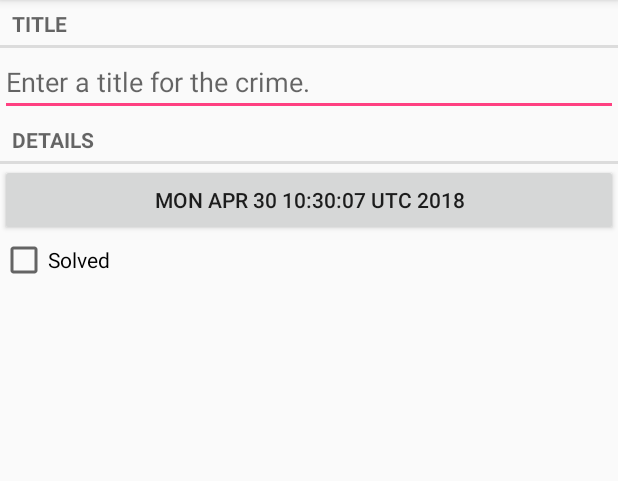
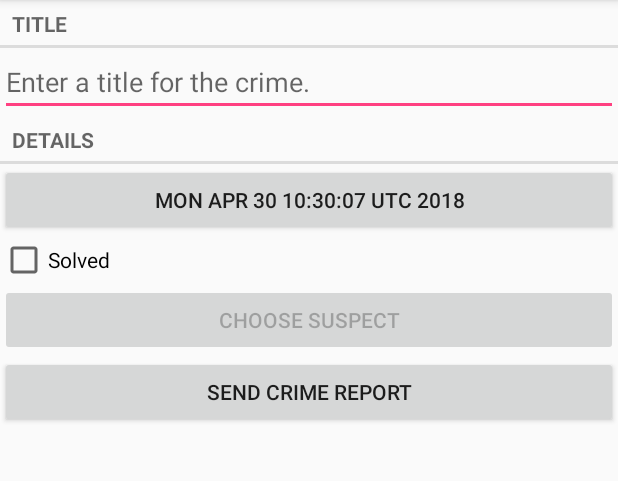
Before and after one commit to nuuwa/CriminalIntent, an Android app: the screen it shows after launch (CrimePagerActivity), after a tap on "New Crime", on a phone screen of 412 x 824 dp, the part 84-565 px from its top. Run offline under Robolectric (Android 15) with nearby library versions, the phone set to English and light mode, and no system bars.

Commit message:
Add features: 1. Choose Suspect 2. Send Crime Report

```diff
--- a/app/src/main/java/com/nuuwa/android/criminalintent/Crime.java
+++ b/app/src/main/java/com/nuuwa/android/criminalintent/Crime.java
@@ -9,6 +9,7 @@ public class Crime {
     private String mTitle;
     private Date mDate;
     private boolean mSolved;
+    private String mSuspect;
 
     public Crime() {
         this(UUID.randomUUID());
@@ -47,4 +48,12 @@ public class Crime {
         mSolved = solved;
     }
 
+    public String getSuspect() {
+        return mSuspect;
+    }
+
+    public void setSuspect(String suspect) {
+        mSuspect = suspect;
+    }
+
 }
--- a/app/src/main/java/com/nuuwa/android/criminalintent/CrimeBaseHelper.java
+++ b/app/src/main/java/com/nuuwa/android/criminalintent/CrimeBaseHelper.java
@@ -20,7 +20,8 @@ public class CrimeBaseHelper extends SQLiteOpenHelper {
                 " _id integer primary key autoincrement, " +
                 CrimeTable.Cols.UUID + "," + CrimeTable.Cols.TITLE + ", " +
                 CrimeTable.Cols.DATE + ", " +
-                CrimeTable.Cols.SOLVED +
+                CrimeTable.Cols.SOLVED + ", " +
+                CrimeTable.Cols.SUSPECT +
                 ")"
         );
     }
--- a/app/src/main/java/com/nuuwa/android/criminalintent/CrimeFragment.java
+++ b/app/src/main/java/com/nuuwa/android/criminalintent/CrimeFragment.java
@@ -2,11 +2,16 @@ package com.nuuwa.android.criminalintent;
 
 import android.app.Activity;
 import android.content.Intent;
+import android.content.pm.PackageManager;
+import android.database.Cursor;
+import android.net.Uri;
 import android.os.Bundle;
+import android.provider.ContactsContract;
 import android.support.v4.app.Fragment;
 import android.support.v4.app.FragmentManager;
 import android.text.Editable;
 import android.text.TextWatcher;
+import android.text.format.DateFormat;
 import android.view.LayoutInflater;
 import android.view.View;
 import android.view.ViewGroup;
@@ -24,11 +29,14 @@ public class CrimeFragment extends Fragment {
     private static final String DIALOG_DATE = "DialogDate";
 
     private static final int REQUEST_DATE = 0;
+    private static final int REQUEST_CONTACT = 1;
 
     private Crime mCrime;
     private EditText mTitleField;
     private Button mDateButton;
     private CheckBox mSolvedCheckBox;
+    private Button mSuspectButton;
+    private Button mReportButton;
 
     public static CrimeFragment newInstance(UUID crimeId) {
         Bundle args = new Bundle();
@@ -101,6 +109,37 @@ public class CrimeFragment extends Fragment {
             }
         });
 
+        mReportButton = (Button) v.findViewById(R.id.crime_report);
+        mReportButton.setOnClickListener(new View.OnClickListener() {
+            public void onClick(View v) {
+                Intent i = new Intent(Intent.ACTION_SEND);
+                i.setType("text/plain");
+                i.putExtra(Intent.EXTRA_TEXT, getCrimeReport());
+                i.putExtra(Intent.EXTRA_SUBJECT,
+                        getString(R.string.crime_report_subject));
+                i = Intent.createChooser(i, getString(R.string.send_report));
+                startActivity(i);
+            }
+        });
+
+        final Intent pickContact = new Intent(Intent.ACTION_PICK,
+                ContactsContract.Contacts.CONTENT_URI);
+        mSuspectButton = (Button) v.findViewById(R.id.crime_suspect);
+        mSuspectButton.setOnClickListener(new View.OnClickListener() {
+            public void onClick(View v) {
+                startActivityForResult(pickContact, REQUEST_CONTACT);
+            }
+        });
+        if (mCrime.getSuspect() != null) {
+            mSuspectButton.setText(mCrime.getSuspect());
+        }
+
+        PackageManager packageManager = getActivity().getPackageManager();
+        if (packageManager.resolveActivity(pickContact,
+                PackageManager.MATCH_DEFAULT_ONLY) == null) {
+            mSuspectButton.setEnabled(false);
+        }
+
         return v;
     }
 
@@ -114,10 +153,55 @@ public class CrimeFragment extends Fragment {
                     .getSerializableExtra(DatePickerFragment.EXTRA_DATE);
             mCrime.setDate(date);
             updateDate();
+        } else if (requestCode == REQUEST_CONTACT && data != null) {
+            Uri contactUri = data.getData();
+            // Specify which fields you want your query to return
+            // values for.
+            String[] queryFields = new String[]{
+                    ContactsContract.Contacts.DISPLAY_NAME
+            };
+            // Perform your query - the contactUri is like a "where"
+            // clause here
+            Cursor c = getActivity().getContentResolver()
+                    .query(contactUri, queryFields, null, null, null);
+            try {
+                // Double-check that you actually got results
+                if (c.getCount() == 0) {
+                    return;
+                }
+                // Pull out the first column of the first row of data -
+                // that is your suspect's name
+                c.moveToFirst();
+                String suspect = c.getString(0);
+                mCrime.setSuspect(suspect);
+                mSuspectButton.setText(suspect);
+            } finally {
+                c.close();
+            }
         }
     }
 
     private void updateDate() {
         mDateButton.setText(mCrime.getDate().toString());
     }
+
+    private String getCrimeReport() {
+        String solvedString = null;
+        if (mCrime.isSolved()) {
+            solvedString = getString(R.string.crime_report_solved);
+        } else {
+            solvedString = getString(R.string.crime_report_unsolved);
+        }
+        String dateFormat = "EEE, MMM dd";
+        String dateString = DateFormat.format(dateFormat, mCrime.getDate()).toString();
+        String suspect = mCrime.getSuspect();
+        if (suspect == null) {
+            suspect = getString(R.string.crime_report_no_suspect);
+        } else {
+            suspect = getString(R.string.crime_report_suspect, suspect);
+        }
+        String report = getString(R.string.crime_report,
+                mCrime.getTitle(), dateString, solvedString, suspect);
+        return report;
+    }
 }
--- a/app/src/main/java/com/nuuwa/android/criminalintent/CrimeLab.java
+++ b/app/src/main/java/com/nuuwa/android/criminalintent/CrimeLab.java
@@ -96,6 +96,7 @@ public class CrimeLab {
         values.put(CrimeTable.Cols.TITLE, crime.getTitle());
         values.put(CrimeTable.Cols.DATE, crime.getDate().getTime());
         values.put(CrimeTable.Cols.SOLVED, crime.isSolved() ? 1 : 0);
+        values.put(CrimeTable.Cols.SUSPECT, crime.getSuspect());
         return values;
     }
 }
--- a/app/src/main/java/com/nuuwa/android/criminalintent/database/CrimeCursorWrapper.java
+++ b/app/src/main/java/com/nuuwa/android/criminalintent/database/CrimeCursorWrapper.java
@@ -19,11 +19,13 @@ public class CrimeCursorWrapper extends CursorWrapper {
         String title = getString(getColumnIndex(CrimeTable.Cols.TITLE));
         long date = getLong(getColumnIndex(CrimeTable.Cols.DATE));
         int isSolved = getInt(getColumnIndex(CrimeTable.Cols.SOLVED));
+        String suspect = getString(getColumnIndex(CrimeTable.Cols.SUSPECT));
 
         Crime crime = new Crime(UUID.fromString(uuidString));
         crime.setTitle(title);
         crime.setDate(new Date(date));
         crime.setSolved(isSolved != 0);
+        crime.setSuspect(suspect);
 
         return crime;
     }
--- a/app/src/main/java/com/nuuwa/android/criminalintent/database/CrimeDbSchema.java
+++ b/app/src/main/java/com/nuuwa/android/criminalintent/database/CrimeDbSchema.java
@@ -9,6 +9,7 @@ public class CrimeDbSchema {
             public static final String TITLE = "title";
             public static final String DATE = "date";
             public static final String SOLVED = "solved";
+            public static final String SUSPECT = "suspect";
         }
     }
 }
--- a/app/src/main/res/layout/fragment_crime.xml
+++ b/app/src/main/res/layout/fragment_crime.xml
@@ -32,6 +32,18 @@
         android:id="@+id/crime_solved"
         android:layout_width="match_parent"
         android:layout_height="wrap_content"
-        android:text="@string/crime_solved_label"/>
+        android:text="@string/crime_solved_label" />
+
+    <Button
+        android:id="@+id/crime_suspect"
+        android:layout_width="match_parent"
+        android:layout_height="wrap_content"
+        android:text="@string/crime_suspect_text" />
+
+    <Button
+        android:id="@+id/crime_report"
+        android:layout_width="match_parent"
+        android:layout_height="wrap_content"
+        android:text="@string/crime_report_text" />
 
 </LinearLayout>
--- a/app/src/main/res/values/strings.xml
+++ b/app/src/main/res/values/strings.xml
@@ -9,4 +9,15 @@
     <string name="show_subtitle">Show Subtitle</string>
     <string name="hide_subtitle">Hide Subtitle</string>
     <string name="subtitle_format">%1$d crimes</string>
+    <string name="crime_suspect_text">Choose Suspect</string>
+    <string name="crime_report_text">Send Crime Report</string>
+    <string name="crime_report">%1$s!
+        The crime was discovered on %2$s. %3$s, and %4$s
+    </string>
+    <string name="crime_report_solved">The case is solved</string>
+    <string name="crime_report_unsolved">The case is not solved</string>
+    <string name="crime_report_no_suspect">there is no suspect.</string>
+    <string name="crime_report_suspect">the suspect is %s.</string>
+    <string name="crime_report_subject">CriminalIntent Crime Report</string>
+    <string name="send_report">Send crime report via</string>
 </resources>
```
